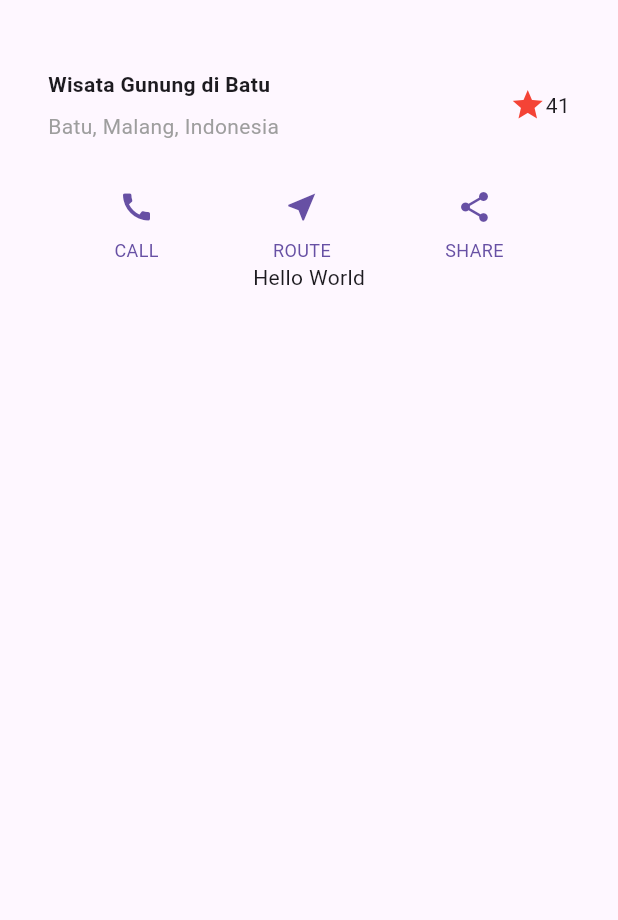
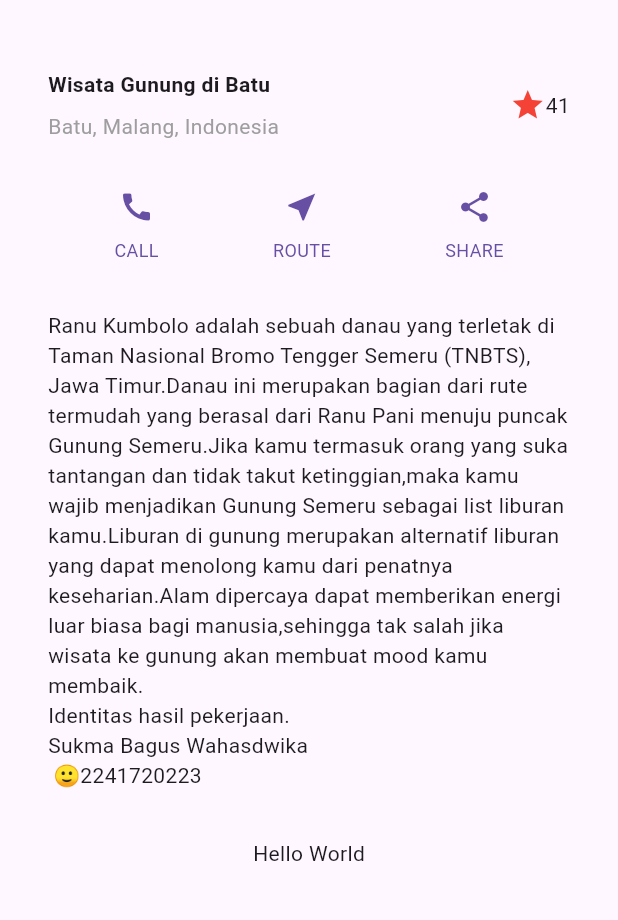
Before and after one commit to bagusswahasdwikaa/layout_flutter, a Flutter app: the screen it shows after launch, on a phone screen of 412 x 824 dp, the part 63-983 px from its top. Run offline on Flutter 3.47's test engine with Material 3 defaults, Android fonts, the phone set to English and light mode, and no system bars.

Commit message:
Praktikum 3: Implementasi text section

```diff
--- a/lib/main.dart
+++ b/lib/main.dart
@@ -57,6 +57,23 @@ class MyApp extends StatelessWidget {
       ],
     );
 
+    Widget textSection = Container(
+      padding: const EdgeInsets.all(32),
+      child: const Text(
+        'Ranu Kumbolo adalah sebuah danau yang terletak di Taman Nasional Bromo Tengger Semeru (TNBTS), Jawa Timur.'
+        'Danau ini merupakan bagian dari rute termudah yang berasal dari Ranu Pani menuju puncak Gunung Semeru.'
+        'Jika kamu termasuk orang yang suka tantangan dan tidak takut ketinggian,'
+        'maka kamu wajib menjadikan Gunung Semeru sebagai list liburan kamu.'
+        'Liburan di gunung merupakan alternatif liburan yang dapat menolong kamu dari penatnya keseharian.'
+        'Alam dipercaya dapat memberikan energi luar biasa bagi manusia,'
+        'sehingga tak salah jika wisata ke gunung akan membuat mood kamu membaik.'
+        '\nIdentitas hasil pekerjaan. '
+        '\nSukma Bagus Wahasdwika\n 🙂'
+        '2241720223',
+        softWrap: true,
+      ),
+    );
+
     return MaterialApp(
       title: 'Flutter layout: Sukma Bagus Wahasdwika dan 2241720223',
       home: Scaffold(
@@ -67,6 +84,7 @@ class MyApp extends StatelessWidget {
           children: [
             titleSection,
             buttonSection,  // Display button section below titleSection
+            textSection,
             const Center(
               child: Text('Hello World'),
             ),
```
